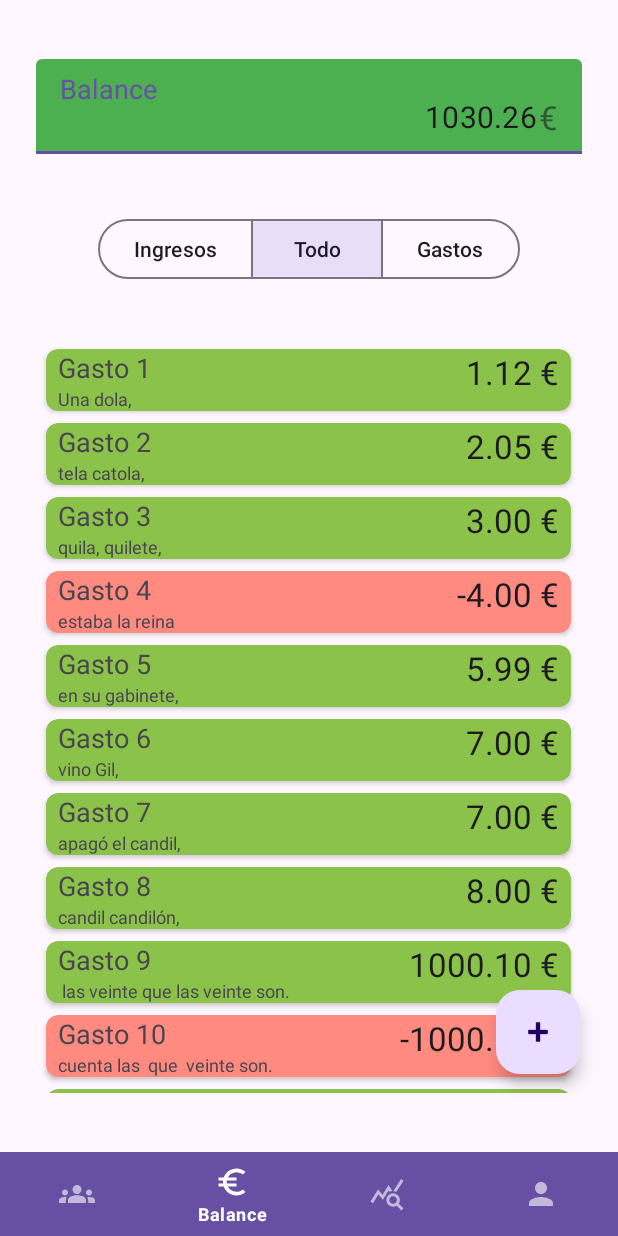
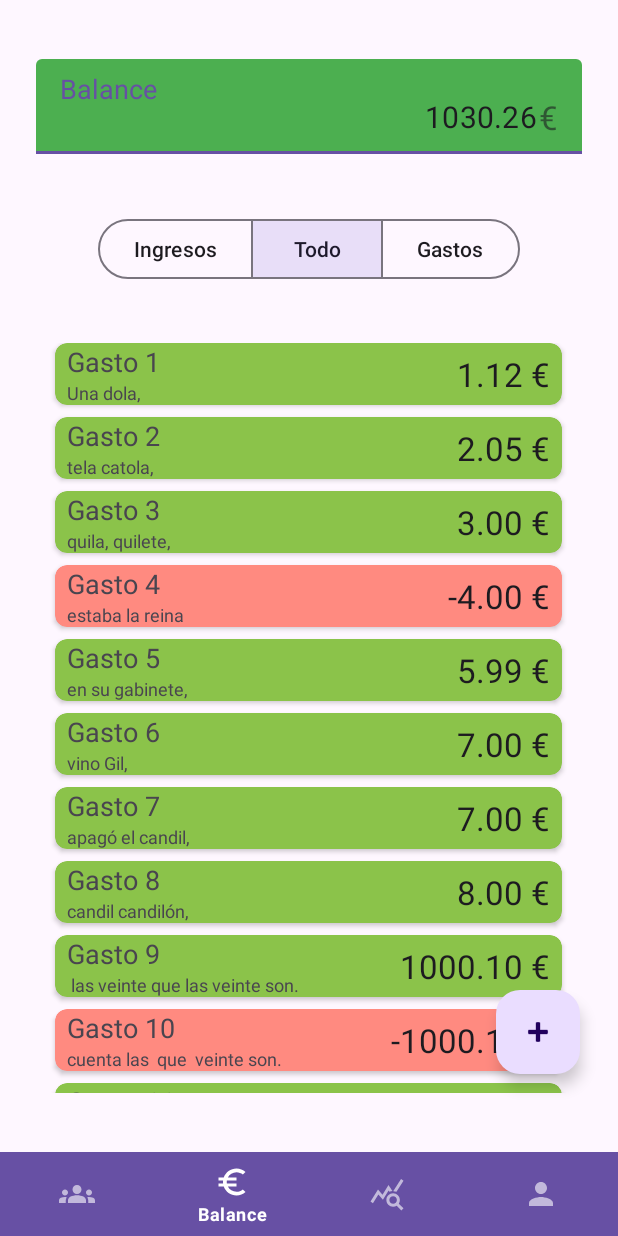
Before and after one commit to JorgeCasatejada/SaveUp, an Android app: the screen it shows after launch (MainActivity), on a phone screen of 412 x 824 dp. Run offline under Robolectric (Android 15) with nearby library versions, the phone set to English and light mode, and no system bars.

Commit message:
Dinero centrado y añadido margenes

```diff
--- a/app/src/main/res/layout/line_recycler_view_transaction.xml
+++ b/app/src/main/res/layout/line_recycler_view_transaction.xml
@@ -4,7 +4,9 @@
     android:id="@+id/cardView"
     android:layout_width="match_parent"
     android:layout_height="wrap_content"
-    android:layout_margin="4dp"
+    android:layout_marginBottom="8dp"
+    android:layout_marginStart="10dp"
+    android:layout_marginEnd="10dp"
     app:cardCornerRadius="8dp">
 
     <LinearLayout
@@ -39,10 +41,10 @@
         <TextView
             android:id="@+id/valueTransaction"
             android:layout_width="wrap_content"
-            android:layout_height="40dp"
+            android:layout_height="wrap_content"
             android:layout_marginEnd="8dp"
             android:layout_weight="1"
-            android:textAlignment="textEnd"
+            android:gravity="center_vertical|end"
             android:textAppearance="@style/TextAppearance.AppCompat.Large" />
 
     </LinearLayout>
```
